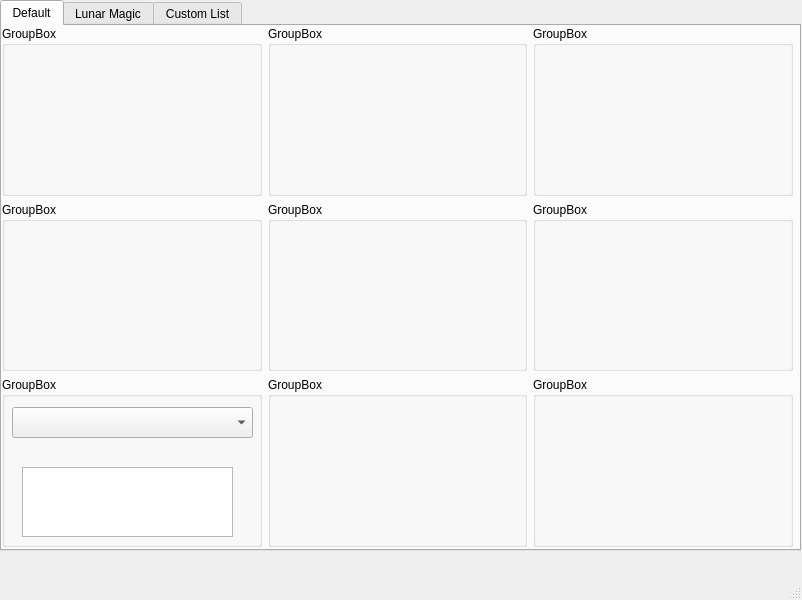
Old version of the form cfgeditor.ui in the repository Atari2/CFGEditorPlusPlus.
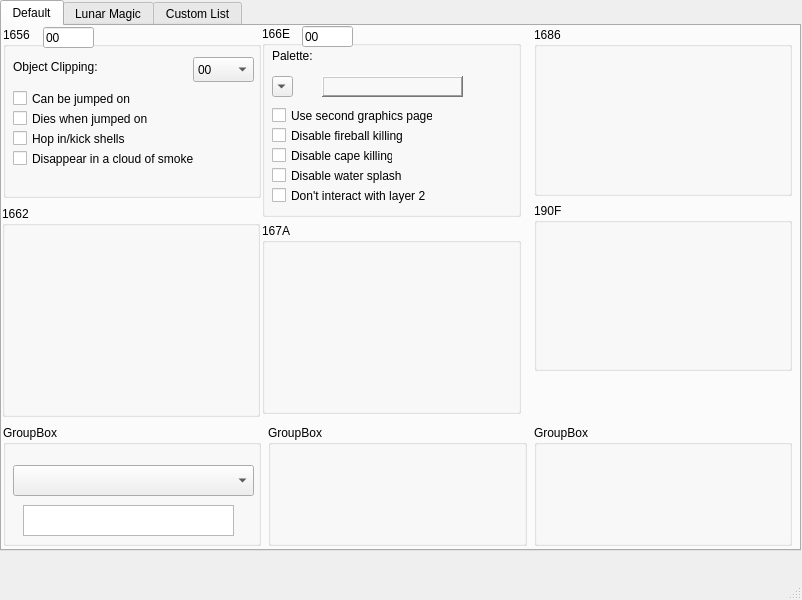
New version of the form.

The edit to the form file:
```diff
--- a/cfgeditor.ui
+++ b/cfgeditor.ui
@@ -30,106 +30,500 @@
      <attribute name="title">
       <string>Default</string>
      </attribute>
-     <widget class="QWidget" name="gridLayoutWidget">
+     <widget class="QGroupBox" name="groupBox1686">
       <property name="geometry">
        <rect>
-        <x>0</x>
+        <x>532</x>
+        <y>1</y>
+        <width>258</width>
+        <height>169</height>
+       </rect>
+      </property>
+      <property name="title">
+       <string>1686</string>
+      </property>
+     </widget>
+     <widget class="QGroupBox" name="groupBox_9">
+      <property name="geometry">
+       <rect>
+        <x>532</x>
+        <y>399</y>
+        <width>258</width>
+        <height>121</height>
+       </rect>
+      </property>
+      <property name="title">
+       <string>GroupBox</string>
+      </property>
+     </widget>
+     <widget class="QGroupBox" name="groupBox166E">
+      <property name="geometry">
+       <rect>
+        <x>260</x>
         <y>0</y>
-        <width>791</width>
-        <height>521</height>
+        <width>259</width>
+        <height>191</height>
        </rect>
       </property>
-      <layout class="QGridLayout" name="gridLayout">
-       <item row="0" column="1">
-        <widget class="QGroupBox" name="groupBox_3">
-         <property name="minimumSize">
-          <size>
-           <width>0</width>
-           <height>169</height>
-          </size>
-         </property>
-         <property name="title">
-          <string>GroupBox</string>
-         </property>
-        </widget>
+      <property name="title">
+       <string>166E</string>
+      </property>
+      <widget class="QLineEdit" name="lineEdit166E">
+       <property name="geometry">
+        <rect>
+         <x>40</x>
+         <y>0</y>
+         <width>51</width>
+         <height>21</height>
+        </rect>
+       </property>
+       <property name="text">
+        <string>00</string>
+       </property>
+      </widget>
+      <widget class="QCheckBox" name="checkBox166esecondpage">
+       <property name="geometry">
+        <rect>
+         <x>10</x>
+         <y>80</y>
+         <width>161</width>
+         <height>19</height>
+        </rect>
+       </property>
+       <property name="text">
+        <string>Use second graphics page</string>
+       </property>
+      </widget>
+      <widget class="QCheckBox" name="checkBox166efireball">
+       <property name="geometry">
+        <rect>
+         <x>10</x>
+         <y>100</y>
+         <width>131</width>
+         <height>19</height>
+        </rect>
+       </property>
+       <property name="text">
+        <string>Disable fireball killing</string>
+       </property>
+      </widget>
+      <widget class="QCheckBox" name="checkBox166ecape">
+       <property name="geometry">
+        <rect>
+         <x>10</x>
+         <y>120</y>
+         <width>121</width>
+         <height>19</height>
+        </rect>
+       </property>
+       <property name="text">
+        <string>Disable cape killing</string>
+       </property>
+      </widget>
+      <widget class="QCheckBox" name="checkBox166esplash">
+       <property name="geometry">
+        <rect>
+         <x>10</x>
+         <y>140</y>
+         <width>131</width>
+         <height>19</height>
+        </rect>
+       </property>
+       <property name="text">
+        <string>Disable water splash</string>
+       </property>
+      </widget>
+      <widget class="QCheckBox" name="checkBox166elay2">
+       <property name="geometry">
+        <rect>
+         <x>10</x>
+         <y>160</y>
+         <width>161</width>
+         <height>19</height>
+        </rect>
+       </property>
+       <property name="text">
+        <string>Don't interact with layer 2</string>
+       </property>
+      </widget>
+      <widget class="QLabel" name="objClipLabel_2">
+       <property name="geometry">
+        <rect>
+         <x>10</x>
+         <y>20</y>
+         <width>51</width>
+         <height>21</height>
+        </rect>
+       </property>
+       <property name="text">
+        <string>&lt;html&gt;&lt;head/&gt;&lt;body&gt;&lt;p&gt;Palette:&lt;/p&gt;&lt;/body&gt;&lt;/html&gt;</string>
+       </property>
+      </widget>
+      <widget class="QComboBox" name="paletteComboBox">
+       <property name="geometry">
+        <rect>
+         <x>10</x>
+         <y>50</y>
+         <width>21</width>
+         <height>21</height>
+        </rect>
+       </property>
+       <property name="iconSize">
+        <size>
+         <width>16</width>
+         <height>16</height>
+        </size>
+       </property>
+       <property name="frame">
+        <bool>true</bool>
+       </property>
+       <item>
+        <property name="text">
+         <string>8</string>
+        </property>
        </item>
-       <item row="2" column="2">
-        <widget class="QGroupBox" name="groupBox_8">
-         <property name="title">
-          <string>GroupBox</string>
-         </property>
-        </widget>
+       <item>
+        <property name="text">
+         <string>9</string>
+        </property>
        </item>
-       <item row="0" column="2">
-        <widget class="QGroupBox" name="groupBox">
-         <property name="title">
-          <string>GroupBox</string>
-         </property>
-        </widget>
+       <item>
+        <property name="text">
+         <string>A</string>
+        </property>
        </item>
-       <item row="1" column="3">
-        <widget class="QGroupBox" name="groupBox_6">
-         <property name="title">
-          <string>GroupBox</string>
-         </property>
-        </widget>
+       <item>
+        <property name="text">
+         <string>B</string>
+        </property>
        </item>
-       <item row="1" column="2">
-        <widget class="QGroupBox" name="groupBox_5">
-         <property name="title">
-          <string>GroupBox</string>
-         </property>
-        </widget>
+       <item>
+        <property name="text">
+         <string>C</string>
+        </property>
        </item>
-       <item row="2" column="3">
-        <widget class="QGroupBox" name="groupBox_9">
-         <property name="title">
-          <string>GroupBox</string>
-         </property>
-        </widget>
+       <item>
+        <property name="text">
+         <string>D</string>
+        </property>
        </item>
-       <item row="1" column="1">
-        <widget class="QGroupBox" name="groupBox_4">
-         <property name="title">
-          <string>GroupBox</string>
-         </property>
-        </widget>
+       <item>
+        <property name="text">
+         <string>E</string>
+        </property>
        </item>
-       <item row="0" column="3">
-        <widget class="QGroupBox" name="groupBox_2">
-         <property name="title">
-          <string>GroupBox</string>
-         </property>
-        </widget>
+       <item>
+        <property name="text">
+         <string>F</string>
+        </property>
        </item>
-       <item row="2" column="1">
-        <widget class="QGroupBox" name="groupBox_7">
-         <property name="title">
-          <string>GroupBox</string>
-         </property>
-         <widget class="QComboBox" name="comboBox">
-          <property name="geometry">
-           <rect>
-            <x>10</x>
-            <y>30</y>
-            <width>241</width>
-            <height>31</height>
-           </rect>
-          </property>
-         </widget>
-         <widget class="QPlainTextEdit" name="plainTextEdit">
-          <property name="geometry">
-           <rect>
-            <x>20</x>
-            <y>90</y>
-            <width>211</width>
-            <height>70</height>
-           </rect>
-          </property>
-         </widget>
-        </widget>
+      </widget>
+      <widget class="QLabel" name="label">
+       <property name="geometry">
+        <rect>
+         <x>60</x>
+         <y>50</y>
+         <width>141</width>
+         <height>21</height>
+        </rect>
+       </property>
+       <property name="minimumSize">
+        <size>
+         <width>111</width>
+         <height>16</height>
+        </size>
+       </property>
+       <property name="frameShape">
+        <enum>QFrame::WinPanel</enum>
+       </property>
+       <property name="frameShadow">
+        <enum>QFrame::Raised</enum>
+       </property>
+       <property name="lineWidth">
+        <number>1</number>
+       </property>
+       <property name="midLineWidth">
+        <number>0</number>
+       </property>
+       <property name="alignment">
+        <set>Qt::AlignCenter</set>
+       </property>
+       <property name="indent">
+        <number>0</number>
+       </property>
+      </widget>
+     </widget>
+     <widget class="QGroupBox" name="groupBox190f">
+      <property name="geometry">
+       <rect>
+        <x>532</x>
+        <y>177</y>
+        <width>258</width>
+        <height>168</height>
+       </rect>
+      </property>
+      <property name="title">
+       <string>190F</string>
+      </property>
+     </widget>
+     <widget class="QGroupBox" name="groupBox_8">
+      <property name="geometry">
+       <rect>
+        <x>266</x>
+        <y>399</y>
+        <width>259</width>
+        <height>121</height>
+       </rect>
+      </property>
+      <property name="title">
+       <string>GroupBox</string>
+      </property>
+     </widget>
+     <widget class="QGroupBox" name="groupBox1656">
+      <property name="geometry">
+       <rect>
+        <x>1</x>
+        <y>1</y>
+        <width>258</width>
+        <height>171</height>
+       </rect>
+      </property>
+      <property name="minimumSize">
+       <size>
+        <width>0</width>
+        <height>169</height>
+       </size>
+      </property>
+      <property name="title">
+       <string>1656</string>
+      </property>
+      <widget class="QLabel" name="objClipLabel">
+       <property name="geometry">
+        <rect>
+         <x>10</x>
+         <y>30</y>
+         <width>101</width>
+         <height>20</height>
+        </rect>
+       </property>
+       <property name="text">
+        <string>&lt;html&gt;&lt;head/&gt;&lt;body&gt;&lt;p&gt;Object Clipping:&lt;/p&gt;&lt;/body&gt;&lt;/html&gt;</string>
+       </property>
+      </widget>
+      <widget class="QComboBox" name="objClipCmbBox">
+       <property name="geometry">
+        <rect>
+         <x>190</x>
+         <y>30</y>
+         <width>61</width>
+         <height>25</height>
+        </rect>
+       </property>
+       <item>
+        <property name="text">
+         <string>00</string>
+        </property>
        </item>
-      </layout>
+       <item>
+        <property name="text">
+         <string>01</string>
+        </property>
+       </item>
+       <item>
+        <property name="text">
+         <string>02</string>
+        </property>
+       </item>
+       <item>
+        <property name="text">
+         <string>03</string>
+        </property>
+       </item>
+       <item>
+        <property name="text">
+         <string>04</string>
+        </property>
+       </item>
+       <item>
+        <property name="text">
+         <string>05</string>
+        </property>
+       </item>
+       <item>
+        <property name="text">
+         <string>06</string>
+        </property>
+       </item>
+       <item>
+        <property name="text">
+         <string>07</string>
+        </property>
+       </item>
+       <item>
+        <property name="text">
+         <string>08</string>
+        </property>
+       </item>
+       <item>
+        <property name="text">
+         <string>09</string>
+        </property>
+       </item>
+       <item>
+        <property name="text">
+         <string>0A</string>
+        </property>
+       </item>
+       <item>
+        <property name="text">
+         <string>0B</string>
+        </property>
+       </item>
+       <item>
+        <property name="text">
+         <string>0C</string>
+        </property>
+       </item>
+       <item>
+        <property name="text">
+         <string>0D</string>
+        </property>
+       </item>
+       <item>
+        <property name="text">
+         <string>0E</string>
+        </property>
+       </item>
+       <item>
+        <property name="text">
+         <string>0F</string>
+        </property>
+       </item>
+      </widget>
+      <widget class="QCheckBox" name="checkBox1656JumpedOn">
+       <property name="geometry">
+        <rect>
+         <x>10</x>
+         <y>60</y>
+         <width>151</width>
+         <height>23</height>
+        </rect>
+       </property>
+       <property name="text">
+        <string>Can be jumped on</string>
+       </property>
+      </widget>
+      <widget class="QCheckBox" name="checkBox1656DiesJumped">
+       <property name="geometry">
+        <rect>
+         <x>10</x>
+         <y>80</y>
+         <width>171</width>
+         <height>23</height>
+        </rect>
+       </property>
+       <property name="text">
+        <string>Dies when jumped on</string>
+       </property>
+      </widget>
+      <widget class="QCheckBox" name="checkBox1656Hopin">
+       <property name="geometry">
+        <rect>
+         <x>10</x>
+         <y>100</y>
+         <width>131</width>
+         <height>23</height>
+        </rect>
+       </property>
+       <property name="text">
+        <string>Hop in/kick shells</string>
+       </property>
+      </widget>
+      <widget class="QCheckBox" name="checkBox1656Smoke">
+       <property name="geometry">
+        <rect>
+         <x>10</x>
+         <y>120</y>
+         <width>211</width>
+         <height>23</height>
+        </rect>
+       </property>
+       <property name="text">
+        <string>Disappear in a cloud of smoke</string>
+       </property>
+      </widget>
+      <widget class="QLineEdit" name="lineEdit1656">
+       <property name="geometry">
+        <rect>
+         <x>40</x>
+         <y>0</y>
+         <width>51</width>
+         <height>21</height>
+        </rect>
+       </property>
+       <property name="text">
+        <string>00</string>
+       </property>
+      </widget>
+     </widget>
+     <widget class="QGroupBox" name="groupBox_7">
+      <property name="geometry">
+       <rect>
+        <x>1</x>
+        <y>399</y>
+        <width>258</width>
+        <height>121</height>
+       </rect>
+      </property>
+      <property name="title">
+       <string>GroupBox</string>
+      </property>
+      <widget class="QComboBox" name="comboBox">
+       <property name="geometry">
+        <rect>
+         <x>10</x>
+         <y>40</y>
+         <width>241</width>
+         <height>31</height>
+        </rect>
+       </property>
+      </widget>
+      <widget class="QPlainTextEdit" name="plainTextEdit">
+       <property name="geometry">
+        <rect>
+         <x>20</x>
+         <y>80</y>
+         <width>211</width>
+         <height>31</height>
+        </rect>
+       </property>
+      </widget>
+     </widget>
+     <widget class="QGroupBox" name="groupBox167a">
+      <property name="geometry">
+       <rect>
+        <x>260</x>
+        <y>197</y>
+        <width>259</width>
+        <height>191</height>
+       </rect>
+      </property>
+      <property name="title">
+       <string>167A</string>
+      </property>
+     </widget>
+     <widget class="QGroupBox" name="groupBox1662">
+      <property name="geometry">
+       <rect>
+        <x>0</x>
+        <y>180</y>
+        <width>258</width>
+        <height>211</height>
+       </rect>
+      </property>
+      <property name="title">
+       <string>1662</string>
+      </property>
      </widget>
     </widget>
     <widget class="QWidget" name="LunarMagic">
```
Left out of the diff: 2 changed lines with no effect on the pictures.
